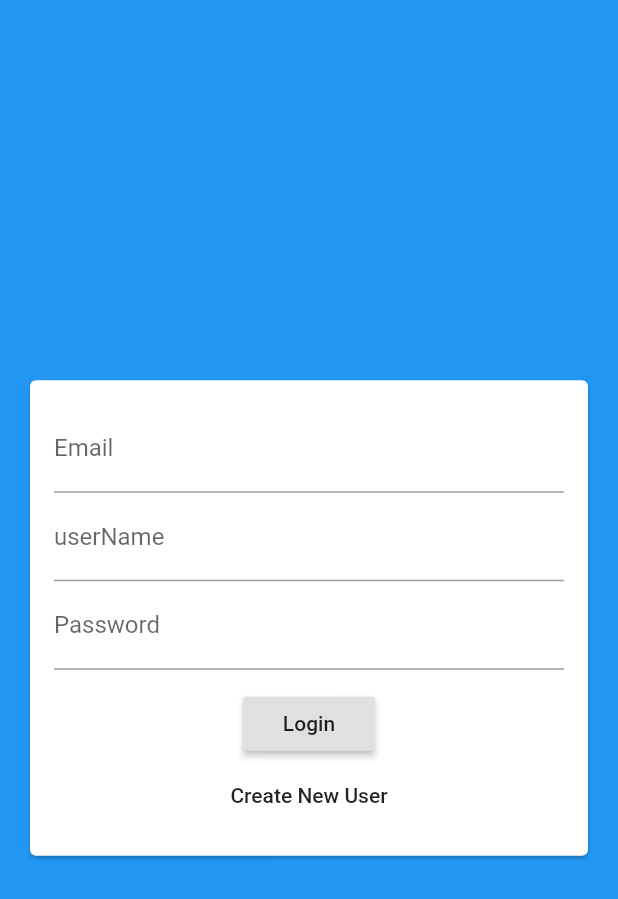
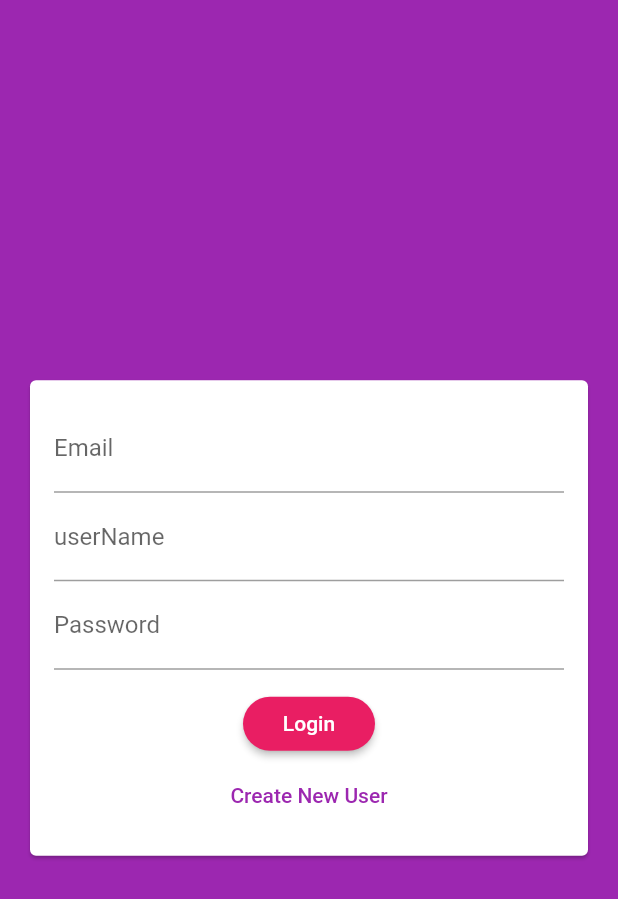
Before and after one commit to hritiksingh580/chat_app_firebase, a Flutter app: the screen it shows after launch, on a phone screen of 412 x 824 dp. Shown: the top 899 px of the screen. Run offline on Flutter 3.47's test engine with Material 2 defaults, Android fonts, the phone set to English and light mode, and no system bars; our stand-ins replace cloud_firestore; accounts and stored records are empty.

Commit message:
Adding an App Theme

```diff
--- a/lib/main.dart
+++ b/lib/main.dart
@@ -12,8 +12,18 @@ class MyApp extends StatelessWidget {
     return MaterialApp(
       title: 'Chat App',
       theme: ThemeData(
-        primarySwatch: Colors.blue,
-        visualDensity: VisualDensity.adaptivePlatformDensity,
+        primarySwatch: Colors.purple,
+        // primaryColor: Colors.purple[600],
+        backgroundColor: Colors.purple[300],
+        accentColor: Colors.pink[400],
+        accentColorBrightness: Brightness.dark,
+        buttonTheme: ButtonTheme.of(context).copyWith(
+          buttonColor: Colors.pink,
+          textTheme: ButtonTextTheme.primary,
+          shape: RoundedRectangleBorder(
+            borderRadius: BorderRadius.circular(20),
+          ),
+        ),
       ),
       home: AuthScreen(),
     );
--- a/lib/widgets/auth_form.dart
+++ b/lib/widgets/auth_form.dart
@@ -35,7 +35,7 @@ class _AuthFormState extends State<AuthForm> {
                   ),
                   SizedBox(height: 12),
                   RaisedButton(child: Text('Login'), onPressed: () {},),
-                  FlatButton(child: Text('Create New User'), onPressed: () {},),
+                  FlatButton(child: Text('Create New User'), onPressed: () {},textColor: Theme.of(context).primaryColor,),
                 ],
               ),
             ),
```
